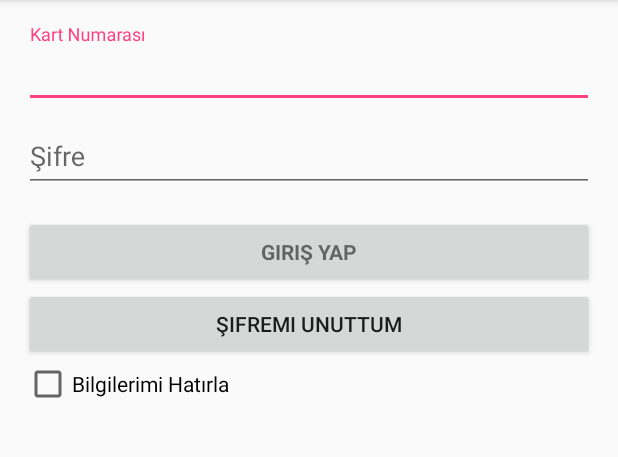
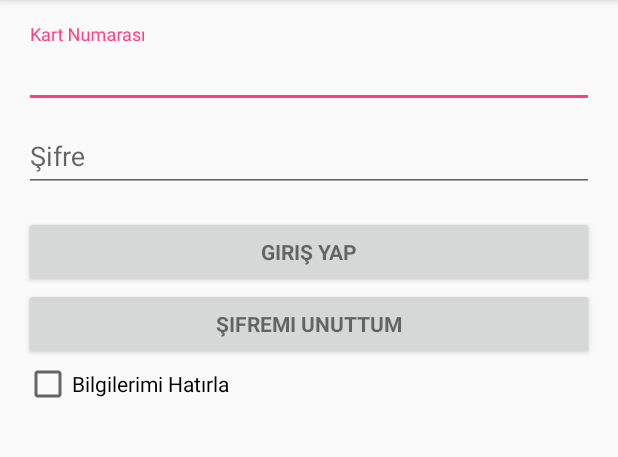
Before and after one commit to emredagistan/AgeClub, an Android app: the screen it shows after launch (LoginActivity), on a phone screen of 412 x 824 dp, the part 84-541 px from its top. Run offline under Robolectric (Android 15) with nearby library versions, the phone set to English and light mode, and no system bars; our stand-ins replace Volley; 2 statements that could not run were skipped.

Commit message:
Reset password button style correction

```diff
--- a/app/src/main/res/layout/activity_login.xml
+++ b/app/src/main/res/layout/activity_login.xml
@@ -73,9 +73,11 @@
 
             <Button
                 android:id="@+id/resetPassword"
+                style="?android:textAppearanceSmall"
                 android:layout_width="match_parent"
                 android:layout_height="wrap_content"
-                android:text="@string/action_reset_password" />
+                android:text="@string/action_reset_password"
+                android:textStyle="bold"/>
 
             <CheckBox
                 android:id="@+id/saveLoginCheckBox"
```
